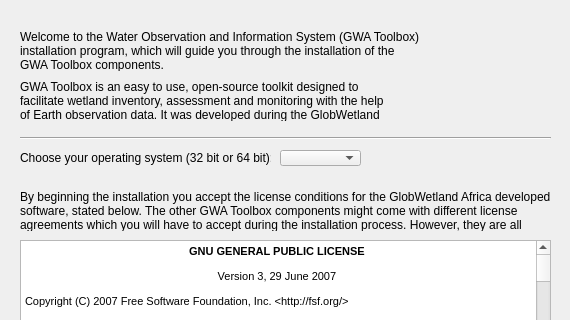
The window that ui/welcomeDialog.ui (DHI-GRAS/GWA_Installer) describes before a commit, drawn with Qt 5; both pictures show x 0 to 570 and y 0 to 320 of the 570 by 464 pixel window.
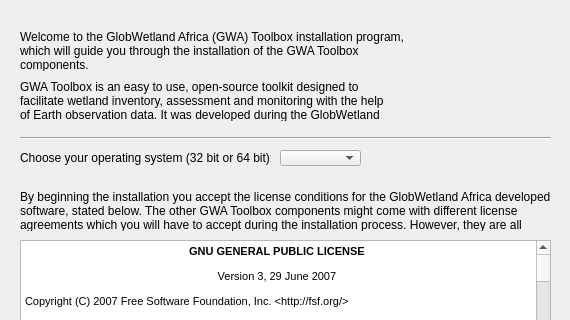
The same window after the commit. Icons and pictures are not drawn.

The edit to the form file:
```diff
--- a/ui/welcomeDialog.ui
+++ b/ui/welcomeDialog.ui
@@ -287,7 +287,7 @@
     </rect>
    </property>
    <property name="text">
-    <string>Welcome to the Water Observation and Information System (GWA Toolbox) installation program, which will guide you through the installation of the GWA Toolbox components.</string>
+    <string>Welcome to the GlobWetland Africa (GWA) Toolbox installation program, which will guide you through the installation of the GWA Toolbox components.</string>
    </property>
    <property name="wordWrap">
     <bool>true</bool>
```
